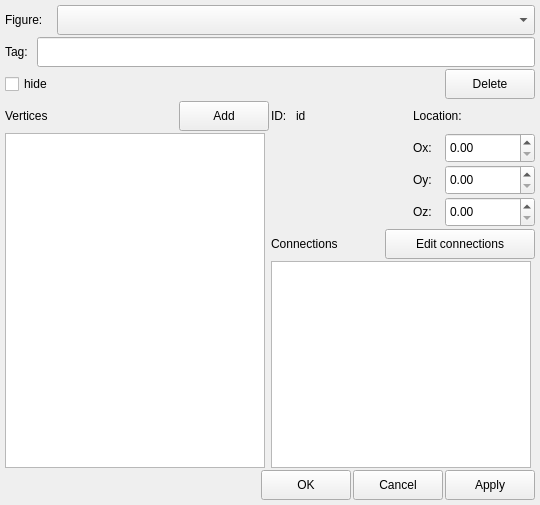
The window that forms/figureconfigurationdialog.ui (usual-one/3DObjectVisualizer) describes before a commit, drawn with Qt 5.
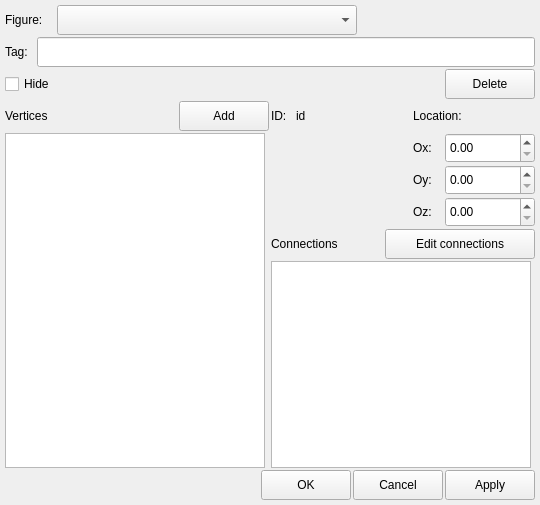
The same window after the commit.

Commit message: hide option implemented

The edit to the form file:
```diff
--- a/forms/figureconfigurationdialog.ui
+++ b/forms/figureconfigurationdialog.ui
@@ -81,13 +81,13 @@
       <widget class="QComboBox" name="cmbx_figure">
        <property name="minimumSize">
         <size>
-         <width>0</width>
+         <width>300</width>
          <height>30</height>
         </size>
        </property>
        <property name="maximumSize">
         <size>
-         <width>16777215</width>
+         <width>300</width>
          <height>30</height>
         </size>
        </property>
@@ -96,6 +96,19 @@
        </property>
       </widget>
      </item>
+     <item>
+      <spacer name="horizontalSpacer">
+       <property name="orientation">
+        <enum>Qt::Horizontal</enum>
+       </property>
+       <property name="sizeHint" stdset="0">
+        <size>
+         <width>0</width>
+         <height>30</height>
+        </size>
+       </property>
+      </spacer>
+     </item>
     </layout>
    </item>
    <item>
@@ -167,18 +180,18 @@
        </property>
        <property name="minimumSize">
         <size>
-         <width>50</width>
+         <width>55</width>
          <height>30</height>
         </size>
        </property>
        <property name="maximumSize">
         <size>
-         <width>50</width>
+         <width>55</width>
          <height>30</height>
         </size>
        </property>
        <property name="text">
-        <string>hide</string>
+        <string>Hide</string>
        </property>
       </widget>
      </item>
```
The commit also changes 43 other files.
